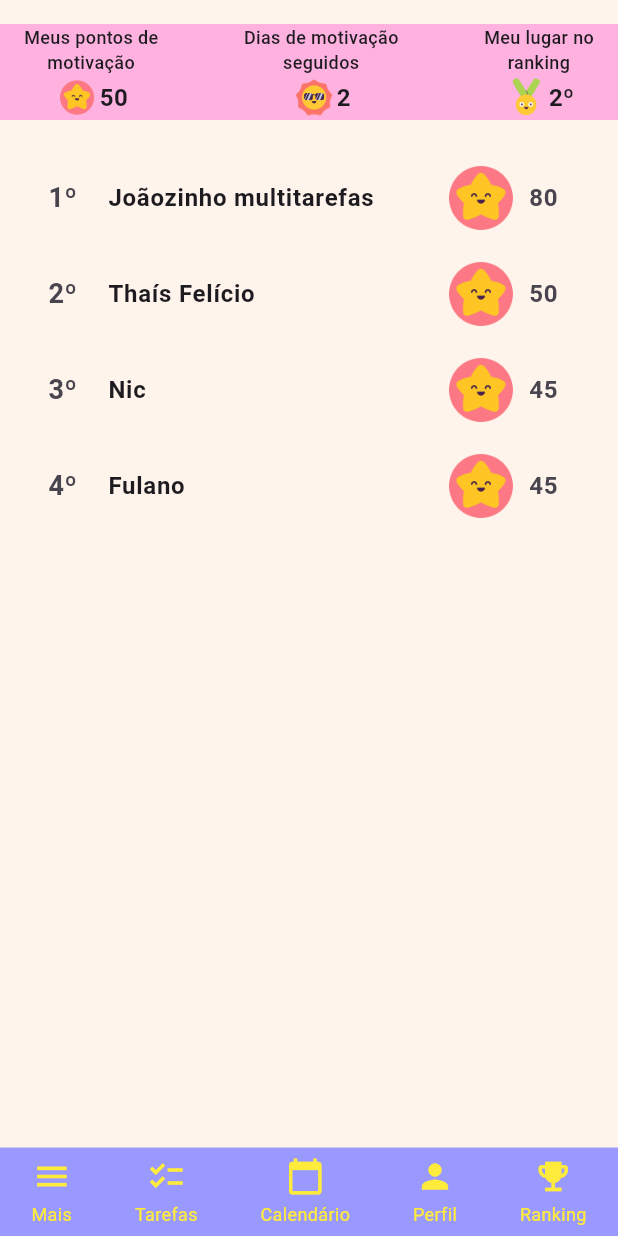
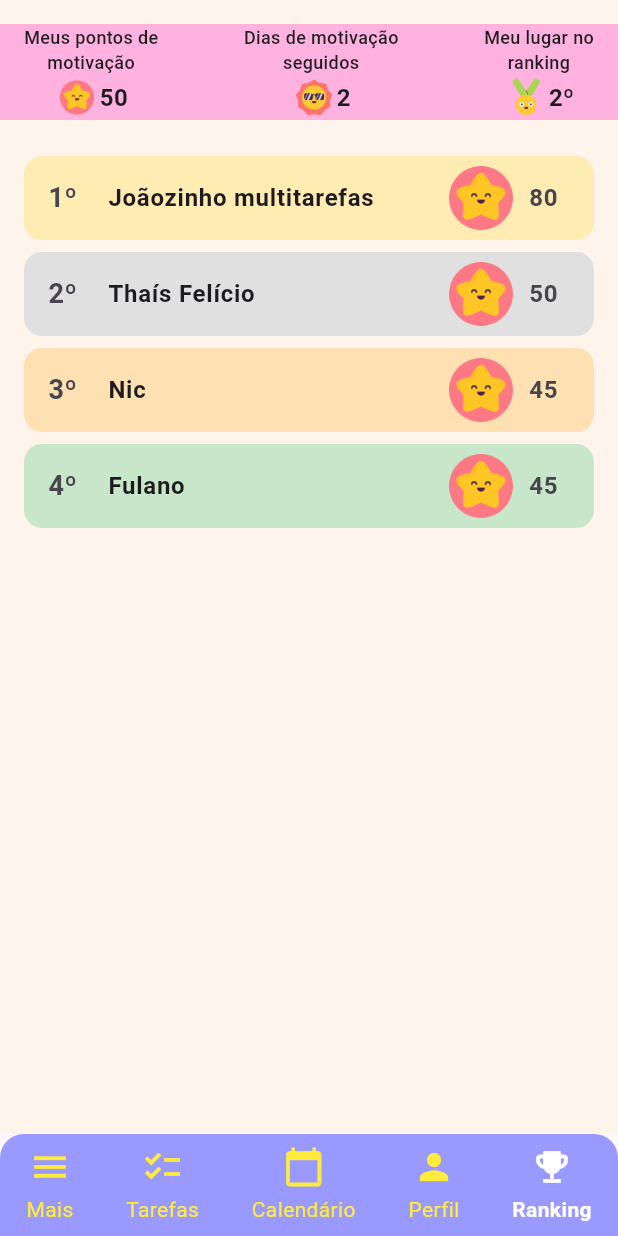
Before and after one commit to Thaisfelicio/TaskScore-App, a Flutter app: the screen it shows after launch, item 5 of the bottom bar chosen, on a phone screen of 412 x 824 dp. Run offline on Flutter 3.47's test engine with Material 3 defaults, Android fonts, the phone set to English and light mode, and no system bars; our stand-ins replace flutter_speed_dial, table_calendar.

Commit message:
ajustes na barra inferior e ranking_screen

```diff
--- a/lib/components/custom_bottom_bar.dart
+++ b/lib/components/custom_bottom_bar.dart
@@ -1,61 +1,48 @@
 import 'package:flutter/material.dart';
-import 'package:taskscore/pages/home.dart';
-import 'package:taskscore/pages/ranking_screen.dart';
 
 class CustomBottomBar extends StatefulWidget {
-  const CustomBottomBar({super.key});
+  final int selectedIndex;
+  final Function(int) onItemSelected;
+
+  const CustomBottomBar({
+    super.key,
+    required this.selectedIndex,
+    required this.onItemSelected,
+  });
 
   @override
   State<CustomBottomBar> createState() => _CustomBottomBarState();
 }
 
 class _CustomBottomBarState extends State<CustomBottomBar> {
-  int _selectedIndex = 0;
 
   final List<Map<String, dynamic>> _items = [
-    {'icon': Icons.menu, 'label': 'Mais', 'route': null},
-    {'icon': Icons.checklist, 'label': 'Tarefas', 'route': HomeScreen()},
-    {'icon': Icons.calendar_today, 'label': 'Calendário', 'route': null},
-    {'icon': Icons.person, 'label': 'Perfil', 'route': null},
-    {'icon': Icons.emoji_events, 'label': 'Ranking', 'route': RankingScreen()},
+    {'icon': Icons.menu, 'label': 'Mais'},
+    {'icon': Icons.checklist, 'label': 'Tarefas'},
+    {'icon': Icons.calendar_today, 'label': 'Calendário'},
+    {'icon': Icons.person, 'label': 'Perfil'},
+    {'icon': Icons.emoji_events, 'label': 'Ranking'},
   ];
 
   @override
   Widget build(BuildContext context) {
     return Container(
       decoration: const BoxDecoration(
-        color: Color(0xFF9999FF), // Azul claro da barra
+        color: Color(0xFF9999FF),
         borderRadius: BorderRadius.only(
           topLeft: Radius.circular(16),
           topRight: Radius.circular(16),
         ),
-        boxShadow: [
-          BoxShadow(
-            color: Colors.black26,
-            blurRadius: 4,
-            offset: Offset(0, -2),
-          ),
-        ],
       ),
       padding: const EdgeInsets.symmetric(vertical: 8),
       child: Row(
         mainAxisAlignment: MainAxisAlignment.spaceAround,
         children: List.generate(_items.length, (index) {
           final item = _items[index];
-          final isSelected = index == _selectedIndex;
+          final isSelected = index == widget.selectedIndex;
 
           return GestureDetector(
-            onTap: () {
-              setState(() {
-                _selectedIndex = index;
-
-              });
-              final route = item['route'];
-               if(route != null) {
-                Navigator.push(context, MaterialPageRoute(builder: (context)=> route));
-               }
-
-            },
+            onTap: () => widget.onItemSelected(index),
             child: Column(
               mainAxisSize: MainAxisSize.min,
               children: [
@@ -80,3 +67,84 @@ class _CustomBottomBarState extends State<CustomBottomBar> {
     );
   }
 }
+
+
+
+// class CustomBottomBar extends StatefulWidget {
+//   const CustomBottomBar({super.key});
+
+//   @override
+//   State<CustomBottomBar> createState() => _CustomBottomBarState();
+// }
+
+// class _CustomBottomBarState extends State<CustomBottomBar> {
+//   int _selectedIndex = 0;
+
+//   final List<Map<String, dynamic>> _items = [
+//     {'icon': Icons.menu, 'label': 'Mais', 'route': null},
+//     {'icon': Icons.checklist, 'label': 'Tarefas', 'route': HomeScreen()},
+//     {'icon': Icons.calendar_today, 'label': 'Calendário', 'route': null},
+//     {'icon': Icons.person, 'label': 'Perfil', 'route': null},
+//     {'icon': Icons.emoji_events, 'label': 'Ranking', 'route': RankingScreen()},
+//   ];
+
+//   @override
+//   Widget build(BuildContext context) {
+//     return Container(
+//       decoration: const BoxDecoration(
+//         color: Color(0xFF9999FF), // Azul claro da barra
+//         borderRadius: BorderRadius.only(
+//           topLeft: Radius.circular(16),
+//           topRight: Radius.circular(16),
+//         ),
+//         boxShadow: [
+//           BoxShadow(
+//             color: Colors.black26,
+//             blurRadius: 4,
+//             offset: Offset(0, -2),
+//           ),
+//         ],
+//       ),
+//       padding: const EdgeInsets.symmetric(vertical: 8),
+//       child: Row(
+//         mainAxisAlignment: MainAxisAlignment.spaceAround,
+//         children: List.generate(_items.length, (index) {
+//           final item = _items[index];
+//           final isSelected = index == _selectedIndex;
+
+//           return GestureDetector(
+//             onTap: () {
+//               setState(() {
+//                 _selectedIndex = index;
+
+//               });
+//               final route = item['route'];
+//                if(route != null) {
+//                 Navigator.push(context, MaterialPageRoute(builder: (context)=> route));
+//                }
+
+//             },
+//             child: Column(
+//               mainAxisSize: MainAxisSize.min,
+//               children: [
+//                 Icon(
+//                   item['icon'],
+//                   color: isSelected ? Colors.white : Colors.yellow,
+//                   size: 28,
+//                 ),
+//                 const SizedBox(height: 4),
+//                 Text(
+//                   item['label'],
+//                   style: TextStyle(
+//                     color: isSelected ? Colors.white : Colors.yellow,
+//                     fontWeight: isSelected ? FontWeight.bold : FontWeight.normal,
+//                   ),
+//                 ),
+//               ],
+//             ),
+//           );
+//         }),
+//       ),
+//     );
+//   }
+// }
--- a/lib/main.dart
+++ b/lib/main.dart
@@ -1,5 +1,5 @@
 import 'package:flutter/material.dart';
-import 'package:taskscore/pages/home.dart';
+import 'package:taskscore/utils/main_controller.dart';
 
 void main() {
   runApp(const MyApp());
@@ -17,7 +17,7 @@ class MyApp extends StatelessWidget {
 
       //   colorScheme: ColorScheme.fromSeed(seedColor: Colors.deepPurple),
       // ),
-      home: HomeScreen(),
+      home: MainController() //HomeScreen(),
     );
   }
 }
--- a/lib/pages/home.dart
+++ b/lib/pages/home.dart
@@ -1,6 +1,5 @@
 import 'package:flutter/material.dart';
 import 'package:flutter_speed_dial/flutter_speed_dial.dart';
-import 'package:taskscore/components/custom_bottom_bar.dart';
 import 'package:taskscore/components/custom_top_bar.dart';
 import 'package:taskscore/pages/plan_semester.dart';
 
@@ -10,7 +9,7 @@ class HomeScreen extends StatelessWidget {
   @override
   Widget build(BuildContext context) {
     return Scaffold(
-      bottomNavigationBar: CustomBottomBar(),
+      // bottomNavigationBar: CustomBottomBar(),
       // appBar: PreferredSize(preferredSize: Size.fromHeight(100), child: WeekTopBar()),
       backgroundColor: const Color(0xFFFFF1E6),
       body:Column(
--- a/lib/pages/ranking_screen.dart
+++ b/lib/pages/ranking_screen.dart
@@ -20,7 +20,6 @@ class RankingScreen extends StatelessWidget {
 
     return Scaffold(
       backgroundColor: const Color(0xFFFFF4EC), // cor de fundo suave
-      bottomNavigationBar: _BottomBar(), // mesma barra do seu app
       body: SafeArea(
         child: Column(
           children: [
@@ -69,7 +68,7 @@ class RankingScreen extends StatelessWidget {
                   return Container(
                     margin: const EdgeInsets.only(bottom: 8),
                     decoration: BoxDecoration(
-                      // color: //item['cor'],
+                      color: item['cor'] as Color?,
                       borderRadius: BorderRadius.circular(12),
                     ),
                     child: ListTile(
@@ -91,7 +90,6 @@ class RankingScreen extends StatelessWidget {
                         mainAxisSize: MainAxisSize.min,
                         children: [
                           Image.asset('lib/images/rating_star.png'),
-                          // const Icon(Icons.star, color: Colors.amber),
                           const SizedBox(width: 4),
                           Text(
                             '${item['pontos']}',
@@ -152,45 +150,3 @@ class _StatCard extends StatelessWidget {
     );
   }
 }
-
-class _BottomBar extends StatelessWidget {
-  @override
-  Widget build(BuildContext context) {
-    return Container(
-      color: const Color(0xFF9999FF),
-      padding: const EdgeInsets.symmetric(vertical: 6),
-      child: Row(
-        mainAxisAlignment: MainAxisAlignment.spaceAround,
-        children: const [
-          _BottomIcon(icon: Icons.menu, label: 'Mais'),
-          _BottomIcon(icon: Icons.checklist, label: 'Tarefas'),
-          _BottomIcon(icon: Icons.calendar_today, label: 'Calendário'),
-          _BottomIcon(icon: Icons.person, label: 'Perfil'),
-          _BottomIcon(icon: Icons.emoji_events, label: 'Ranking'),
-        ],
-      ),
-    );
-  }
-}
-
-class _BottomIcon extends StatelessWidget {
-  final IconData icon;
-  final String label;
-
-  const _BottomIcon({required this.icon, required this.label});
-
-  @override
-  Widget build(BuildContext context) {
-    return Column(
-      mainAxisSize: MainAxisSize.min,
-      children: [
-        Icon(icon, color: Colors.yellow, size: 26),
-        const SizedBox(height: 4),
-        Text(
-          label,
-          style: const TextStyle(color: Colors.yellow, fontSize: 12),
-        ),
-      ],
-    );
-  }
-}
--- /dev/null
+++ b/lib/utils/main_controller.dart
@@ -0,0 +1,41 @@
+import 'package:flutter/material.dart';
+import 'package:taskscore/components/custom_bottom_bar.dart';
+import 'package:taskscore/pages/home.dart';
+import 'package:taskscore/pages/ranking_screen.dart';
+
+class MainController extends StatefulWidget {
+  const MainController({super.key});
+
+  @override
+  State<MainController> createState() => _MainControllerState();
+}
+
+class _MainControllerState extends State<MainController> {
+  int currentIndex = 1; // <- começa em "Tarefas"
+
+  final pages = [
+    Placeholder(),            // Mais
+    HomeScreen(),             // Tarefas
+    Placeholder(),            // Calendário
+    Placeholder(),            // Perfil
+    RankingScreen(),          // Ranking
+  ];
+
+  @override
+  Widget build(BuildContext context) {
+    return Scaffold(
+      body: IndexedStack(
+        index: currentIndex,
+        children: pages,
+      ),
+      bottomNavigationBar: CustomBottomBar(
+        selectedIndex: currentIndex,
+        onItemSelected: (index) {
+          setState(() {
+            currentIndex = index;
+          });
+        },
+      ),
+    );
+  }
+}
```
